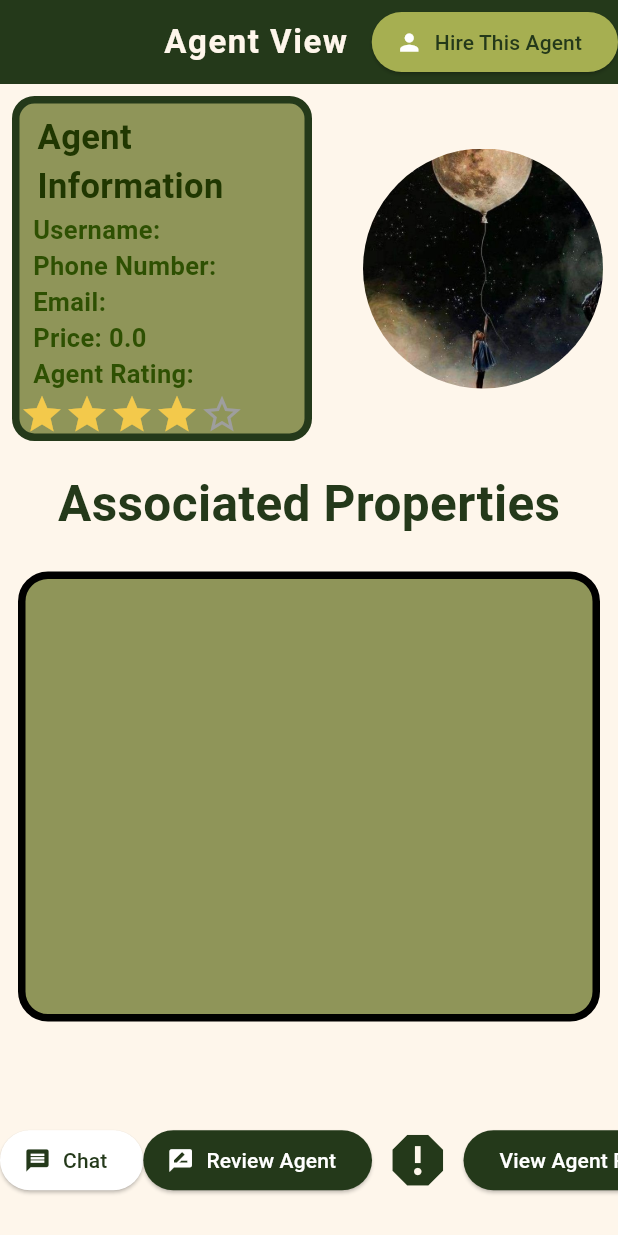
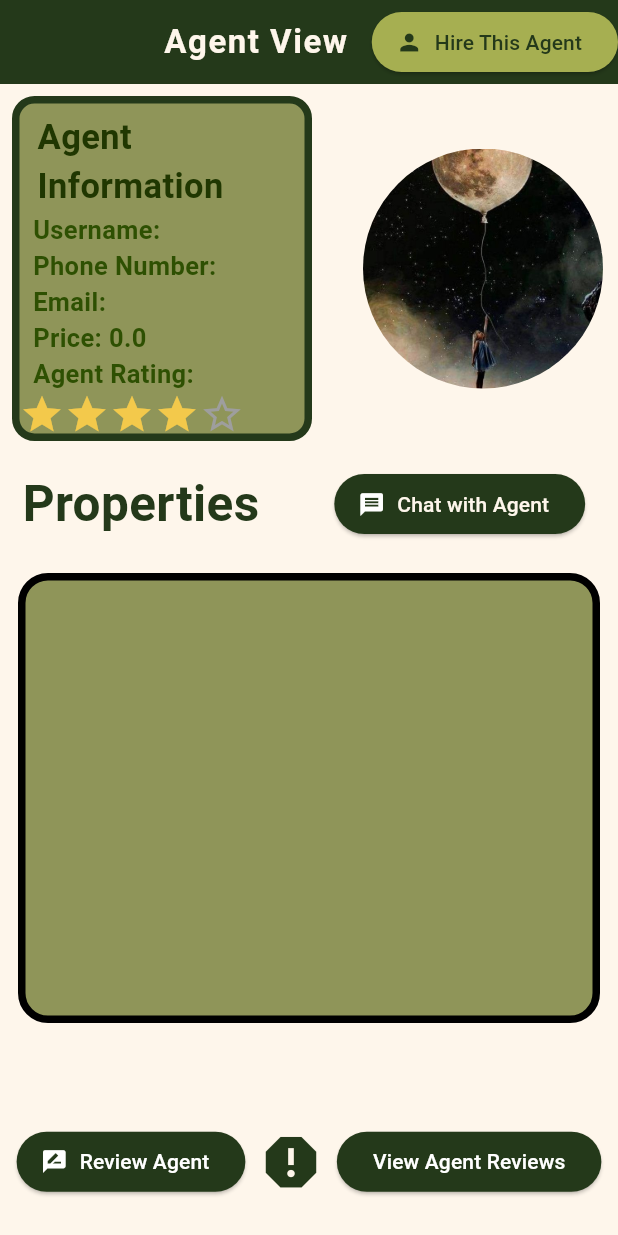
Before and after one commit to fatimafarhan2/Real_estate_Management_Project, a Flutter app: the ViewAgent screen opened directly with empty values, on a phone screen of 412 x 824 dp. Run offline on Flutter 3.47's test engine with Material 3 defaults, Android fonts, the phone set to English and light mode, and no system bars; drawn by our look-alikes of flutter_rating_bar; our stand-ins replace cloud_firestore, firebase_auth, firebase_core, flutter_slidable, image_picker, supabase_flutter; accounts and stored records are empty; network calls fail.

Commit message:
nav done

```diff
--- a/lib/Profiles/sub_pages/viewAgent.dart
+++ b/lib/Profiles/sub_pages/viewAgent.dart
@@ -2,6 +2,7 @@ import 'package:firebase_auth/firebase_auth.dart';
 import 'package:flutter/material.dart';
 import 'package:flutter_rating_bar/flutter_rating_bar.dart';
 import 'package:real_estate_app/Chat/pages/chatpage.dart';
+import 'package:real_estate_app/Profiles/sub_pages/viewAgentReviews.dart';
 import 'package:real_estate_app/Property/subpages/functions.dart';
 import 'package:real_estate_app/UI/color.dart';
 import 'package:real_estate_app/UI/textstyle.dart';
@@ -220,7 +221,7 @@ class _ViewAgentState extends State<ViewAgent> {
             label: const Text('Hire This Agent'),
             icon: const Icon(Icons.person),
             style: ElevatedButton.styleFrom(
-              iconColor: Colors.white,
+              iconColor:buttonColor,
               backgroundColor: drawerBoxColor,
             ),
           )
@@ -245,6 +246,10 @@ class _ViewAgentState extends State<ViewAgent> {
                         width: 5.0,
                       ),
                     ),
+                    child: SingleChildScrollView(
+                      scrollDirection: Axis.vertical,
+                      child: SingleChildScrollView(
+                        scrollDirection: Axis.horizontal,
                         child: Column(
                           crossAxisAlignment: CrossAxisAlignment.start,
                           children: [
@@ -281,6 +286,8 @@ class _ViewAgentState extends State<ViewAgent> {
                         ),
                       ),
                     ),
+                  ),
+                ),
                 Padding(
                   padding: const EdgeInsets.all(10.0),
                   child: ClipOval(
@@ -291,11 +298,39 @@ class _ViewAgentState extends State<ViewAgent> {
               ],
             ),
             const SizedBox(height: 10),
-            const Text('Associated Properties',
+            Padding(
+              padding: const EdgeInsets.only(left: 15.0),
+              child: Row(
+                children: [
+                  Container(
+                    alignment: Alignment.topLeft,
+                    child: const Text('Properties',
                         style: TextStyle(
                             fontSize: 33,
                             fontWeight: FontWeight.w700,
                             color: buttonColor)),
+                  ),
+                      const SizedBox(width: 50.0,),
+                      ElevatedButton.icon(
+                      onPressed: () {
+                        Navigator.push(
+                          context,
+                          MaterialPageRoute(
+                              builder: (context) => ChatPage(
+                                  sender: 'user',
+                                  userId: useridfirebase,
+                                  agentId: widget.firebaseagentid)),
+                        );
+                      },
+                      style: ElevatedButton.styleFrom(
+                        backgroundColor: buttonColor,
+                        iconColor: Colors.white),
+                      label: const Text('Chat with Agent',style: tbutton_style,),
+                      icon: const Icon(Icons.message),
+                    ),
+                ],
+              ),
+            ),
             const SizedBox(height: 10),
             Padding(
               padding: const EdgeInsets.all(12.0),
@@ -352,20 +387,7 @@ class _ViewAgentState extends State<ViewAgent> {
                 child: Row(
                   mainAxisAlignment: MainAxisAlignment.spaceAround,
                   children: [
-                    ElevatedButton.icon(
-                      onPressed: () {
-                        Navigator.push(
-                          context,
-                          MaterialPageRoute(
-                              builder: (context) => ChatPage(
-                                  sender: 'user',
-                                  userId: useridfirebase,
-                                  agentId: widget.firebaseagentid)),
-                        );
-                      },
-                      label: Text('Chat'),
-                      icon: Icon(Icons.message),
-                    ),
+
                     ElevatedButton.icon(
                       onPressed: () => _addReview(context),
                       label: const Text('Review Agent',
@@ -378,13 +400,22 @@ class _ViewAgentState extends State<ViewAgent> {
                     Tooltip(
                       message: 'Report Agent',
                       child: IconButton(
-                        onPressed: () {},
+                        onPressed: () //insert query in report agent table
+                        {},
                         icon: const Icon(Icons.report,
                             size: 45, color: buttonColor),
                       ),
                     ),
                     ElevatedButton.icon(
-                      onPressed: () {},
+                      onPressed: () {
+                          Navigator.push(
+                        context,
+                        MaterialPageRoute(
+                            builder: (context) =>  ViewAgentReviews()
+                            // for refresh
+                            ),
+                      );
+                      },
                       label: const Text('View Agent Reviews',
                           style: TextStyle(color: Colors.white)),
                       style: ElevatedButton.styleFrom(
--- a/lib/UI/color.dart
+++ b/lib/UI/color.dart
@@ -24,4 +24,4 @@ const Color propertyBoxColor = Color.fromARGB(255, 2, 41, 19);
 
 const Color drawerBoxColor = Color.fromARGB(255, 166, 175, 81);
 
-const Color drawerBoxColorTwo = Color.fromARGB(255, 174, 189, 33);
+const Color drawerBoxColorTwo = Color.fromARGB(255, 121, 132, 24);
--- a/lib/login/login.dart
+++ b/lib/login/login.dart
@@ -3,6 +3,7 @@ import 'package:real_estate_app/UI/color.dart';
 import 'package:real_estate_app/UI/textstyle.dart';
 import 'package:real_estate_app/login/login_screen/loginscreen.dart';
 
+//done with navigators here
 class Login extends StatelessWidget {
   const Login({super.key});
 
@@ -27,7 +28,7 @@ class Login extends StatelessWidget {
               decoration: const BoxDecoration(
                   shape: BoxShape.circle, color: buttonColor),
               child: IconButton(
-                onPressed: () {},
+                onPressed: () {}, //no functionality just for logo
                 icon: const Icon(
                   Icons.house_outlined,
                   size: 120,
@@ -49,7 +50,7 @@ class Login extends StatelessWidget {
               ),
               role: 'user',
             ),
-            SizedBox(height: 20),
+          const SizedBox(height: 20),
             const LoginButton(
               lStr: Text(
                 'LOGIN AS AGENT',
--- a/lib/login/login_screen/loginscreen.dart
+++ b/lib/login/login_screen/loginscreen.dart
@@ -7,6 +7,7 @@ import 'package:real_estate_app/login_and_signup/authServices.dart';
 import 'dart:convert';
 import 'dart:typed_data';
 import 'package:crypto/crypto.dart';
+//Navigators done for here as well
 
 class LoginInput extends StatelessWidget {
   LoginInput({super.key, required this.title, required this.role});
```
Also changed, not shown: lib/Homepage/mainpage.dart (+32 -1 lines), lib/Profiles/agent_profile.dart (+16 -2 lines), lib/Profiles/user_profile.dart (+13 -8 lines), lib/Property/propertyView.dart (+26 -7 lines). Lines whose indentation alone changed are shown as unchanged.
